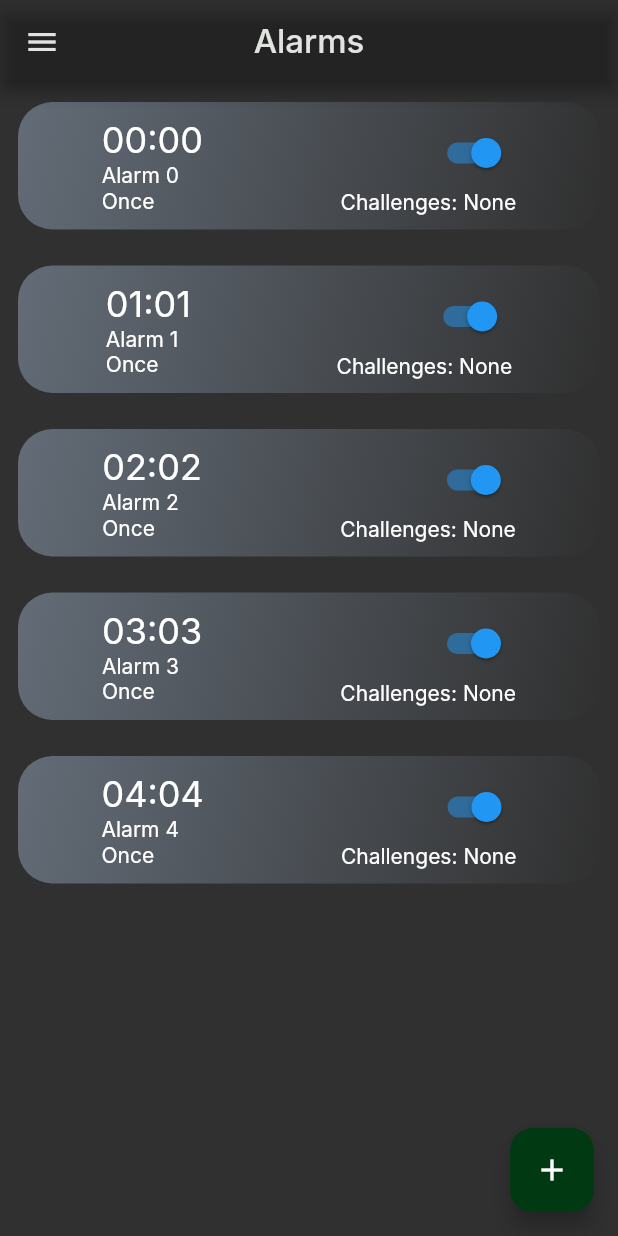
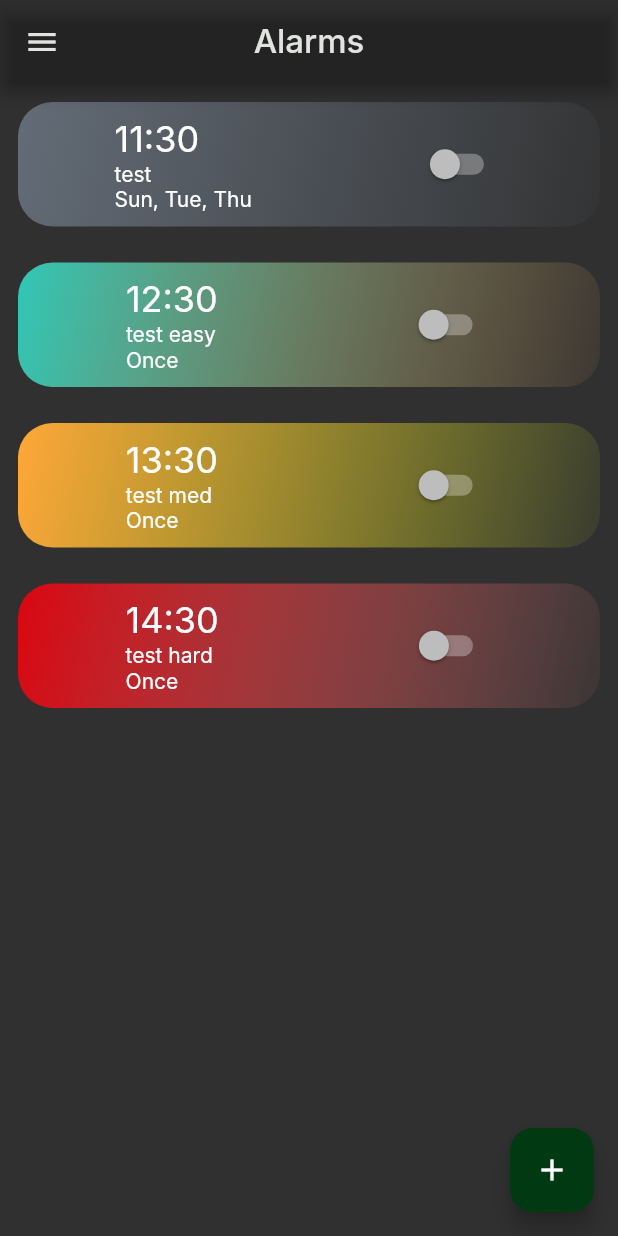
Before and after one commit to AndrewP77/ARISE, a Flutter app: the screen it shows after launch, in the side drawer, after a tap on the "add" icon, on a phone screen of 412 x 824 dp. Run offline on Flutter 3.47's test engine with Material 2 defaults, Android fonts, the light colour scheme and no system bars; our stand-ins replace avatar_glow, flutter_time_picker_spinner, speech_to_text; missing offline and left inert: dart:html; Roboto replaces fonts that are missing (Inter).

Commit message:
Some functionality in alarm editing

```diff
--- /dev/null
+++ b/lib/AlarmInfo.dart
@@ -0,0 +1,14 @@
+import 'dart:ui';
+import 'package:arise/AlarmInfo.dart';
+
+import 'data.dart';
+
+class AlarmInfo {
+  DateTime alarmDateTime;
+  String title;
+  bool isActive;
+  List<Color> gradientColors;
+  String daysActive;
+
+  AlarmInfo(this.alarmDateTime, {this.title='', this.isActive=false, this.gradientColors=Gradients.neutral, this.daysActive="Once"});
+}
--- a/lib/AlarmListScreen.dart
+++ b/lib/AlarmListScreen.dart
@@ -1,6 +1,8 @@
+import 'AlarmInfo.dart';
 import 'package:arise/AlarmInstance.dart';
 import 'package:arise/SettingsScreen.dart';
-
+import 'package:intl/intl.dart';
+import 'data.dart';
 import 'EditAlarm.dart';
 import 'package:flutter/cupertino.dart';
 import 'package:flutter/material.dart';
@@ -62,9 +64,57 @@ class _AlarmListScreenWidgetState extends State<AlarmListScreenWidget> {
       ),
       body: ListView(
         padding: EdgeInsets.zero,
-        children: List.generate(5, (index) {
-          return AlarmInstanceWidget('Alarm $index', index, index, 'Once', 'None', true);
-        }),
+        children: alarms.map((alarm) {
+          return GestureDetector(
+            onTap: () => {
+              Navigator.of(context)
+                  .push(MaterialPageRoute(builder: (context) => EditAlarmWidget(alarm)))
+            },
+            child: Container(
+              decoration: BoxDecoration(
+                  gradient: LinearGradient(
+                    begin: Alignment.topLeft,
+                    end: Alignment.bottomRight,
+                    colors: alarm.gradientColors,
+                  ),
+                  borderRadius: BorderRadius.circular(23)),
+              padding: const EdgeInsets.all(10),
+              margin: const EdgeInsets.all(12),
+              width: MediaQuery.of(context).size.width,
+              child: Row(
+                  mainAxisAlignment: MainAxisAlignment.spaceAround,
+                  mainAxisSize: MainAxisSize.max,
+                  children: [
+                    Column(
+                        mainAxisAlignment: MainAxisAlignment.center,
+                        crossAxisAlignment: CrossAxisAlignment.start,
+                        children: [
+                          Text(DateFormat.Hm().format(alarm.alarmDateTime).toString(), style: Theme.of(context).textTheme.headlineSmall),
+                          //Text(hour.toString().padLeft(2, '0') + ':' + minute.toString().padLeft(2, '0'), style: Theme.of(context).textTheme.headlineSmall),
+                          Text(alarm.title, style: Theme.of(context).textTheme.bodyMedium),
+                          Text(alarm.daysActive, style: Theme.of(context).textTheme.bodyMedium),
+                        ]),
+                    Column(
+                      mainAxisAlignment: MainAxisAlignment.center,
+                      crossAxisAlignment: CrossAxisAlignment.end,
+                      children: [
+                        Switch(
+                            value: alarm.isActive,
+                            onChanged: (bool newValue) {
+                              setState(() {
+                                alarm.isActive = newValue;
+                              });
+                            }
+                        ),
+                        //Text('Challenges: $difficulty')
+                      ],
+                    )
+                  ]))
+          );
+        }).toList(),
+    //List.generate(5, (index) {
+          //return AlarmInstanceWidget('Alarm $index', index, index, 'Once', 'None', true);
+        //}),
       ),
       floatingActionButton: FloatingActionButton(
         backgroundColor: Theme.of(context).colorScheme.onPrimary,
@@ -72,7 +122,7 @@ class _AlarmListScreenWidgetState extends State<AlarmListScreenWidget> {
             RoundedRectangleBorder(borderRadius: BorderRadius.circular(15.0)),
         onPressed: () => {
           Navigator.of(context)
-              .push(MaterialPageRoute(builder: (context) => EditAlarmWidget()))
+              .push(MaterialPageRoute(builder: (context) => EditAlarmWidget(AlarmInfo(DateTime.now()))))
         },
         tooltip: 'Add Alarm',
         child: Icon(Icons.add),
--- /dev/null
+++ b/lib/data.dart
@@ -0,0 +1,43 @@
+//apo tutorial indou sto yt, idk vlepoume
+//"In real application this will be coming from local db"
+import 'dart:html';
+import 'dart:ui';
+
+import 'AlarmInfo.dart';
+
+class Gradients {
+  static const List<Color> neutral = [Color(0xff636c77), Color(0x0f636c77)];
+  static List<Color> easy = [Color(0xff30C8B6), Color(0x0fffb463)];
+  static List<Color> medium = [Color(0xffffa738), Color(0x0fDAf61f)];
+  static List<Color> hard = [Color(0xffDA0610), Color(0x0fff8484)];
+}
+
+class Days {
+  static List<String> days = [
+    "Sunday",
+    "Monday",
+    "Tuesday",
+    "Wednesday",
+    "Thursday",
+    "Friday",
+    "Saturday",
+  ];
+
+  static String getFormatted(List<int> list, {bool compact = false}) {
+    //compact mode returns first 3 letters of each day
+    String result='';
+    int count = 0;
+    for (int element in list) {
+      String temp = compact? days[element].substring(0, 3): days[element];
+      result += temp + (((++count)!=list.length)? ', ': '');
+    }
+    return result;
+  }
+}
+
+List<AlarmInfo> alarms = [
+  AlarmInfo(DateTime.now().add(Duration(hours: 1)), title: 'test', daysActive: Days.getFormatted([0, 2, 4], compact: true)),
+  AlarmInfo(DateTime.now().add(Duration(hours: 2)), title: 'test easy', gradientColors: Gradients.easy),
+  AlarmInfo(DateTime.now().add(Duration(hours: 3)), title: 'test med', gradientColors: Gradients.medium),
+  AlarmInfo(DateTime.now().add(Duration(hours: 4)), title: 'test hard', gradientColors: Gradients.hard)
+];
```
Also changed, not shown: lib/CustomForm.dart (+5 -5 lines), lib/EditAlarm.dart (+19 -7 lines), pubspec.lock, 1 other file.
